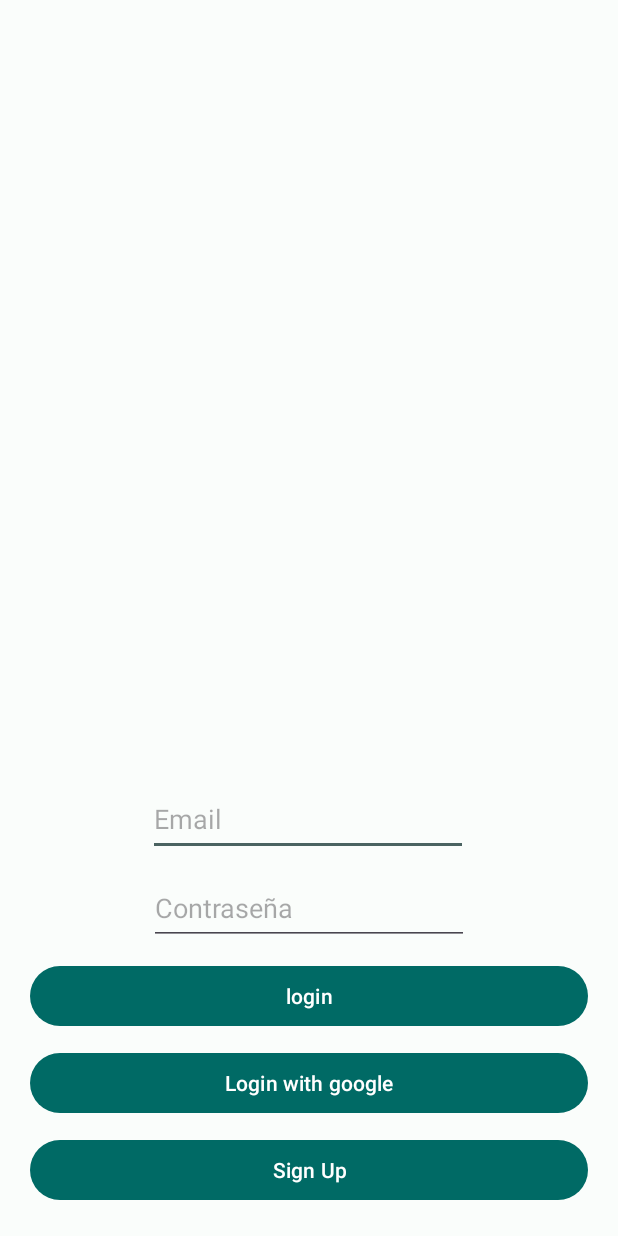
After one commit to Frank96Otp/GymMzFinal, an Android app: the layout activity_login.xml on its own in the app's theme, with its tools: preview values and no code run, on a phone screen of 412 x 824 dp. The commit adds this screen. Run offline under Robolectric (Android 15) with nearby library versions, the phone set to English and light mode, and no system bars.

Commit message:
Login con Google y firebase al 80%

```diff
--- /dev/null
+++ b/app/src/main/res/layout/activity_login.xml
@@ -0,0 +1,74 @@
+<?xml version="1.0" encoding="utf-8"?>
+<androidx.constraintlayout.widget.ConstraintLayout xmlns:android="http://schemas.android.com/apk/res/android"
+    xmlns:app="http://schemas.android.com/apk/res-auto"
+    xmlns:tools="http://schemas.android.com/tools"
+    android:layout_width="match_parent"
+    android:layout_height="match_parent"
+    tools:context=".LoginActivity"
+    android:padding="10dp">
+
+
+    <EditText
+        android:id="@+id/etEmail"
+        android:layout_width="wrap_content"
+        android:layout_height="49dp"
+        android:layout_margin="10dp"
+        android:layout_marginBottom="4dp"
+        android:ems="10"
+        android:hint="@string/email"
+        android:inputType="textEmailAddress"
+        app:layout_constraintBottom_toTopOf="@+id/etPassword"
+        app:layout_constraintEnd_toEndOf="parent"
+        app:layout_constraintHorizontal_bias="0.497"
+        app:layout_constraintStart_toStartOf="parent" />
+
+    <EditText
+        android:id="@+id/etPassword"
+        android:hint="@string/contrase_a"
+        android:layout_width="wrap_content"
+        android:layout_height="49dp"
+        android:ems="10"
+        android:inputType="textPassword"
+        app:layout_constraintEnd_toEndOf="parent"
+        app:layout_constraintStart_toStartOf="parent"
+        app:layout_constraintTop_toBottomOf="@+id/etEmail"
+        android:layout_margin="10dp"
+        />
+
+    <com.google.android.material.button.MaterialButton
+        android:id="@+id/btnLogin"
+        android:layout_width="match_parent"
+        android:layout_height="wrap_content"
+        android:text="@string/login"
+        app:layout_constraintEnd_toEndOf="parent"
+        app:layout_constraintStart_toStartOf="parent"
+        app:layout_constraintTop_toBottomOf="@+id/etPassword"
+        android:layout_margin="10dp"
+        />
+
+
+    <com.google.android.material.button.MaterialButton
+        android:id="@+id/btnLoginWithGoogle"
+        android:layout_width="match_parent"
+        android:layout_height="wrap_content"
+        app:layout_constraintEnd_toEndOf="parent"
+        app:layout_constraintStart_toStartOf="parent"
+        app:layout_constraintTop_toBottomOf="@+id/btnLogin"
+        android:layout_margin="10dp"
+        android:text="@string/login_with_google"/>
+
+    <com.google.android.material.button.MaterialButton
+        android:id="@+id/btnSignUp"
+        android:layout_width="match_parent"
+        android:layout_height="wrap_content"
+        android:layout_margin="10dp"
+        android:layout_marginTop="88dp"
+        android:text="@string/sign_up"
+        app:layout_constraintEnd_toEndOf="parent"
+        app:layout_constraintHorizontal_bias="0.41"
+        app:layout_constraintStart_toStartOf="parent"
+        app:layout_constraintTop_toBottomOf="@+id/btnLoginWithGoogle"
+        app:layout_constraintBottom_toBottomOf="parent"/>
+
+
+</androidx.constraintlayout.widget.ConstraintLayout>
--- a/app/src/main/res/values/strings.xml
+++ b/app/src/main/res/values/strings.xml
@@ -3,4 +3,10 @@
     <!-- TODO: Remove or change this placeholder text -->
     <string name="hello_blank_fragment">Hello blank fragment</string>
     <string name="next">siguiente</string>
+    <string name="web_clave_id">111485064642141750369</string>
+    <string name="sign_up">Sign Up</string>
+    <string name="login_with_google">Login with google</string>
+    <string name="login">login</string>
+    <string name="email">Email</string>
+    <string name="contrase_a">Contraseña</string>
 </resources>
--- a/build.gradle.kts
+++ b/build.gradle.kts
@@ -1,3 +1,8 @@
+buildscript {
+    dependencies {
+        classpath("com.google.gms:google-services:4.3.15")
+    }
+}
 // Top-level build file where you can add configuration options common to all sub-projects/modules.
 plugins {
     id("com.android.application") version "8.1.0" apply false
```
Also changed, not shown: app/build.gradle.kts (+7 -0 lines), app/src/main/AndroidManifest.xml (+9 -4 lines), app/src/main/java/com/example/proyectofinalgymmz/LoginActivity.kt (added, +127 -0 lines), app/src/main/res/drawable/ic_google.xml (added, +18 -0 lines), 1 other file.
